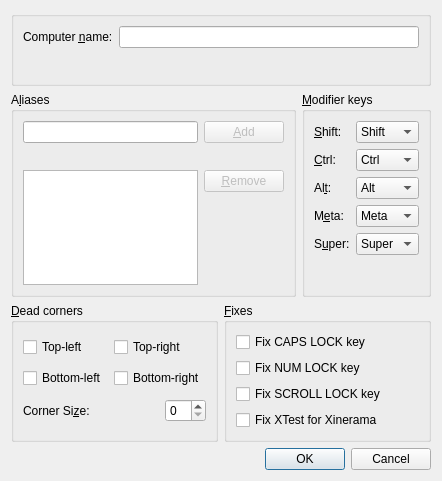
The window that src/gui/src/ScreenSettingsDialogBase.ui (deskflow/deskflow) describes before a commit, drawn with Qt 5.
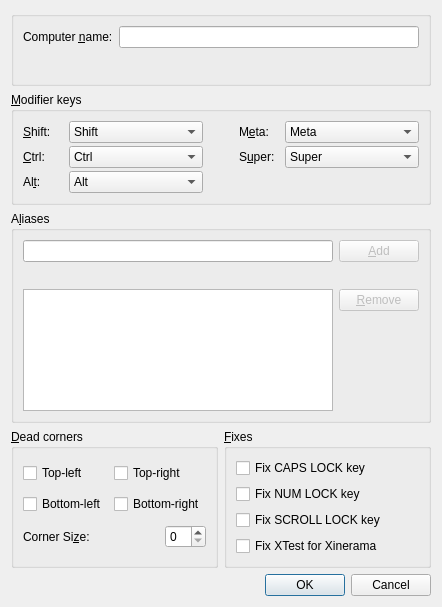
The same window after the commit.

Commit message: SYNERGY-799 Rearrange "Modifier keys" group

```diff
--- a/src/gui/src/ScreenSettingsDialogBase.ui
+++ b/src/gui/src/ScreenSettingsDialogBase.ui
@@ -7,7 +7,7 @@
     <x>0</x>
     <y>0</y>
     <width>442</width>
-    <height>481</height>
+    <height>607</height>
    </rect>
   </property>
   <property name="windowTitle">
@@ -84,6 +84,302 @@
      </layout>
     </widget>
    </item>
+   <item>
+    <widget class="QGroupBox" name="m_pGroupModifiers">
+     <property name="font">
+      <font>
+       <kerning>true</kerning>
+      </font>
+     </property>
+     <property name="styleSheet">
+      <string notr="true"/>
+     </property>
+     <property name="title">
+      <string>&amp;Modifier keys</string>
+     </property>
+     <property name="checked">
+      <bool>false</bool>
+     </property>
+     <layout class="QGridLayout">
+      <property name="verticalSpacing">
+       <number>3</number>
+      </property>
+      <item row="2" column="0">
+       <widget class="QLabel" name="label_3">
+        <property name="text">
+         <string>&amp;Ctrl:</string>
+        </property>
+        <property name="buddy">
+         <cstring>m_pComboBoxCtrl</cstring>
+        </property>
+       </widget>
+      </item>
+      <item row="2" column="4">
+       <widget class="QComboBox" name="m_pComboBoxSuper">
+        <property name="currentIndex">
+         <number>4</number>
+        </property>
+        <item>
+         <property name="text">
+          <string>Shift</string>
+         </property>
+        </item>
+        <item>
+         <property name="text">
+          <string>Ctrl</string>
+         </property>
+        </item>
+        <item>
+         <property name="text">
+          <string>Alt</string>
+         </property>
+        </item>
+        <item>
+         <property name="text">
+          <string>Meta</string>
+         </property>
+        </item>
+        <item>
+         <property name="text">
+          <string>Super</string>
+         </property>
+        </item>
+        <item>
+         <property name="text">
+          <string>None</string>
+         </property>
+        </item>
+       </widget>
+      </item>
+      <item row="2" column="3">
+       <widget class="QLabel" name="label_6">
+        <property name="text">
+         <string>S&amp;uper:</string>
+        </property>
+        <property name="buddy">
+         <cstring>m_pComboBoxSuper</cstring>
+        </property>
+       </widget>
+      </item>
+      <item row="0" column="1">
+       <widget class="QComboBox" name="m_pComboBoxShift">
+        <item>
+         <property name="text">
+          <string>Shift</string>
+         </property>
+        </item>
+        <item>
+         <property name="text">
+          <string>Ctrl</string>
+         </property>
+        </item>
+        <item>
+         <property name="text">
+          <string>Alt</string>
+         </property>
+        </item>
+        <item>
+         <property name="text">
+          <string>Meta</string>
+         </property>
+        </item>
+        <item>
+         <property name="text">
+          <string>Super</string>
+         </property>
+        </item>
+        <item>
+         <property name="text">
+          <string>None</string>
+         </property>
+        </item>
+       </widget>
+      </item>
+      <item row="3" column="0">
+       <widget class="QLabel" name="label_4">
+        <property name="text">
+         <string>Al&amp;t:</string>
+        </property>
+        <property name="buddy">
+         <cstring>m_pComboBoxAlt</cstring>
+        </property>
+       </widget>
+      </item>
+      <item row="3" column="1">
+       <widget class="QComboBox" name="m_pComboBoxAlt">
+        <property name="currentIndex">
+         <number>2</number>
+        </property>
+        <item>
+         <property name="text">
+          <string>Shift</string>
+         </property>
+        </item>
+        <item>
+         <property name="text">
+          <string>Ctrl</string>
+         </property>
+        </item>
+        <item>
+         <property name="text">
+          <string>Alt</string>
+         </property>
+        </item>
+        <item>
+         <property name="text">
+          <string>Meta</string>
+         </property>
+        </item>
+        <item>
+         <property name="text">
+          <string>Super</string>
+         </property>
+        </item>
+        <item>
+         <property name="text">
+          <string>None</string>
+         </property>
+        </item>
+       </widget>
+      </item>
+      <item row="0" column="0">
+       <widget class="QLabel" name="label_2">
+        <property name="maximumSize">
+         <size>
+          <width>40</width>
+          <height>16777215</height>
+         </size>
+        </property>
+        <property name="text">
+         <string>&amp;Shift:</string>
+        </property>
+        <property name="buddy">
+         <cstring>m_pComboBoxShift</cstring>
+        </property>
+       </widget>
+      </item>
+      <item row="7" column="0">
+       <spacer>
+        <property name="orientation">
+         <enum>Qt::Vertical</enum>
+        </property>
+        <property name="sizeHint" stdset="0">
+         <size>
+          <width>20</width>
+          <height>40</height>
+         </size>
+        </property>
+       </spacer>
+      </item>
+      <item row="0" column="3">
+       <widget class="QLabel" name="label_5">
+        <property name="maximumSize">
+         <size>
+          <width>40</width>
+          <height>16777215</height>
+         </size>
+        </property>
+        <property name="text">
+         <string>M&amp;eta:</string>
+        </property>
+        <property name="buddy">
+         <cstring>m_pComboBoxMeta</cstring>
+        </property>
+       </widget>
+      </item>
+      <item row="2" column="1">
+       <widget class="QComboBox" name="m_pComboBoxCtrl">
+        <property name="currentIndex">
+         <number>1</number>
+        </property>
+        <item>
+         <property name="text">
+          <string>Shift</string>
+         </property>
+        </item>
+        <item>
+         <property name="text">
+          <string>Ctrl</string>
+         </property>
+        </item>
+        <item>
+         <property name="text">
+          <string>Alt</string>
+         </property>
+        </item>
+        <item>
+         <property name="text">
+          <string>Meta</string>
+         </property>
+        </item>
+        <item>
+         <property name="text">
+          <string>Super</string>
+         </property>
+        </item>
+        <item>
+         <property name="text">
+          <string>None</string>
+         </property>
+        </item>
+       </widget>
+      </item>
+      <item row="0" column="4">
+       <widget class="QComboBox" name="m_pComboBoxMeta">
+        <property name="currentIndex">
+         <number>3</number>
+        </property>
+        <item>
+         <property name="text">
+          <string>Shift</string>
+         </property>
+        </item>
+        <item>
+         <property name="text">
+          <string>Ctrl</string>
+         </property>
+        </item>
+        <item>
+         <property name="text">
+          <string>Alt</string>
+         </property>
+        </item>
+        <item>
+         <property name="text">
+          <string>Meta</string>
+         </property>
+        </item>
+        <item>
+         <property name="text">
+          <string>Super</string>
+         </property>
+        </item>
+        <item>
+         <property name="text">
+          <string>None</string>
+         </property>
+        </item>
+       </widget>
+      </item>
+      <item row="2" column="2">
+       <spacer name="horizontalSpacer">
+        <property name="orientation">
+         <enum>Qt::Horizontal</enum>
+        </property>
+        <property name="sizeType">
+         <enum>QSizePolicy::Fixed</enum>
+        </property>
+        <property name="sizeHint" stdset="0">
+         <size>
+          <width>30</width>
+          <height>20</height>
+         </size>
+        </property>
+       </spacer>
+      </item>
+     </layout>
+    </widget>
+   </item>
    <item>
     <layout class="QHBoxLayout">
      <item>
@@ -166,268 +462,6 @@
        </layout>
       </widget>
      </item>
-     <item>
-      <widget class="QGroupBox" name="m_pGroupModifiers">
-       <property name="font">
-        <font>
-         <kerning>true</kerning>
-        </font>
-       </property>
-       <property name="title">
-        <string>&amp;Modifier keys</string>
-       </property>
-       <property name="checked">
-        <bool>false</bool>
-       </property>
-       <layout class="QGridLayout">
-        <item row="0" column="0">
-         <widget class="QLabel" name="label_2">
-          <property name="text">
-           <string>&amp;Shift:</string>
-          </property>
-          <property name="buddy">
-           <cstring>m_pComboBoxShift</cstring>
-          </property>
-         </widget>
-        </item>
-        <item row="0" column="1">
-         <widget class="QComboBox" name="m_pComboBoxShift">
-          <item>
-           <property name="text">
-            <string>Shift</string>
-           </property>
-          </item>
-          <item>
-           <property name="text">
-            <string>Ctrl</string>
-           </property>
-          </item>
-          <item>
-           <property name="text">
-            <string>Alt</string>
-           </property>
-          </item>
-          <item>
-           <property name="text">
-            <string>Meta</string>
-           </property>
-          </item>
-          <item>
-           <property name="text">
-            <string>Super</string>
-           </property>
-          </item>
-          <item>
-           <property name="text">
-            <string>None</string>
-           </property>
-          </item>
-         </widget>
-        </item>
-        <item row="1" column="0">
-         <widget class="QLabel" name="label_3">
-          <property name="text">
-           <string>&amp;Ctrl:</string>
-          </property>
-          <property name="buddy">
-           <cstring>m_pComboBoxCtrl</cstring>
-          </property>
-         </widget>
-        </item>
-        <item row="1" column="1">
-         <widget class="QComboBox" name="m_pComboBoxCtrl">
-          <property name="currentIndex">
-           <number>1</number>
-          </property>
-          <item>
-           <property name="text">
-            <string>Shift</string>
-           </property>
-          </item>
-          <item>
-           <property name="text">
-            <string>Ctrl</string>
-           </property>
-          </item>
-          <item>
-           <property name="text">
-            <string>Alt</string>
-           </property>
-          </item>
-          <item>
-           <property name="text">
-            <string>Meta</string>
-           </property>
-          </item>
-          <item>
-           <property name="text">
-            <string>Super</string>
-           </property>
-          </item>
-          <item>
-           <property name="text">
-            <string>None</string>
-           </property>
-          </item>
-         </widget>
-        </item>
-        <item row="2" column="0">
-         <widget class="QLabel" name="label_4">
-          <property name="text">
-           <string>Al&amp;t:</string>
-          </property>
-          <property name="buddy">
-           <cstring>m_pComboBoxAlt</cstring>
-          </property>
-         </widget>
-        </item>
-        <item row="2" column="1">
-         <widget class="QComboBox" name="m_pComboBoxAlt">
-          <property name="currentIndex">
-           <number>2</number>
-          </property>
-          <item>
-           <property name="text">
-            <string>Shift</string>
-           </property>
-          </item>
-          <item>
-           <property name="text">
-            <string>Ctrl</string>
-           </property>
-          </item>
-          <item>
-           <property name="text">
-            <string>Alt</string>
-           </property>
-          </item>
-          <item>
-           <property name="text">
-            <string>Meta</string>
-           </property>
-          </item>
-          <item>
-           <property name="text">
-            <string>Super</string>
-           </property>
-          </item>
-          <item>
-           <property name="text">
-            <string>None</string>
-           </property>
-          </item>
-         </widget>
-        </item>
-        <item row="3" column="0">
-         <widget class="QLabel" name="label_5">
-          <property name="text">
-           <string>M&amp;eta:</string>
-          </property>
-          <property name="buddy">
-           <cstring>m_pComboBoxMeta</cstring>
-          </property>
-         </widget>
-        </item>
-        <item row="3" column="1">
-         <widget class="QComboBox" name="m_pComboBoxMeta">
-          <property name="currentIndex">
-           <number>3</number>
-          </property>
-          <item>
-           <property name="text">
-            <string>Shift</string>
-           </property>
-          </item>
-          <item>
-           <property name="text">
-            <string>Ctrl</string>
-           </property>
-          </item>
-          <item>
-           <property name="text">
-            <string>Alt</string>
-           </property>
-          </item>
-          <item>
-           <property name="text">
-            <string>Meta</string>
-           </property>
-          </item>
-          <item>
-           <property name="text">
-            <string>Super</string>
-           </property>
-          </item>
-          <item>
-           <property name="text">
-            <string>None</string>
-           </property>
-          </item>
-         </widget>
-        </item>
-        <item row="4" column="0">
-         <widget class="QLabel" name="label_6">
-          <property name="text">
-           <string>S&amp;uper:</string>
-          </property>
-          <property name="buddy">
-           <cstring>m_pComboBoxSuper</cstring>
-          </property>
-         </widget>
-        </item>
-        <item row="4" column="1">
-         <widget class="QComboBox" name="m_pComboBoxSuper">
-          <property name="currentIndex">
-           <number>4</number>
-          </property>
-          <item>
-           <property name="text">
-            <string>Shift</string>
-           </property>
-          </item>
-          <item>
-           <property name="text">
-            <string>Ctrl</string>
-           </property>
-          </item>
-          <item>
-           <property name="text">
-            <string>Alt</string>
-           </property>
-          </item>
-          <item>
-           <property name="text">
-            <string>Meta</string>
-           </property>
-          </item>
-          <item>
-           <property name="text">
-            <string>Super</string>
-           </property>
-          </item>
-          <item>
-           <property name="text">
-            <string>None</string>
-           </property>
-          </item>
-         </widget>
-        </item>
-        <item row="5" column="0">
-         <spacer>
-          <property name="orientation">
-           <enum>Qt::Vertical</enum>
-          </property>
-          <property name="sizeHint" stdset="0">
-           <size>
-            <width>20</width>
-            <height>40</height>
-           </size>
-          </property>
-         </spacer>
-        </item>
-       </layout>
-      </widget>
-     </item>
     </layout>
    </item>
    <item>
```
